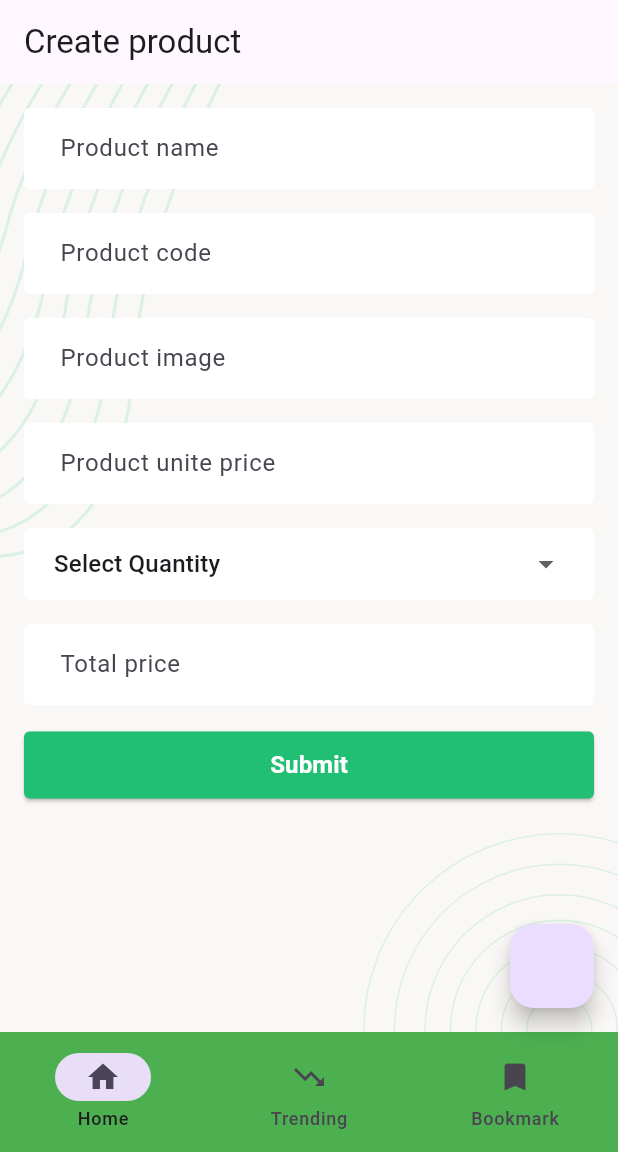
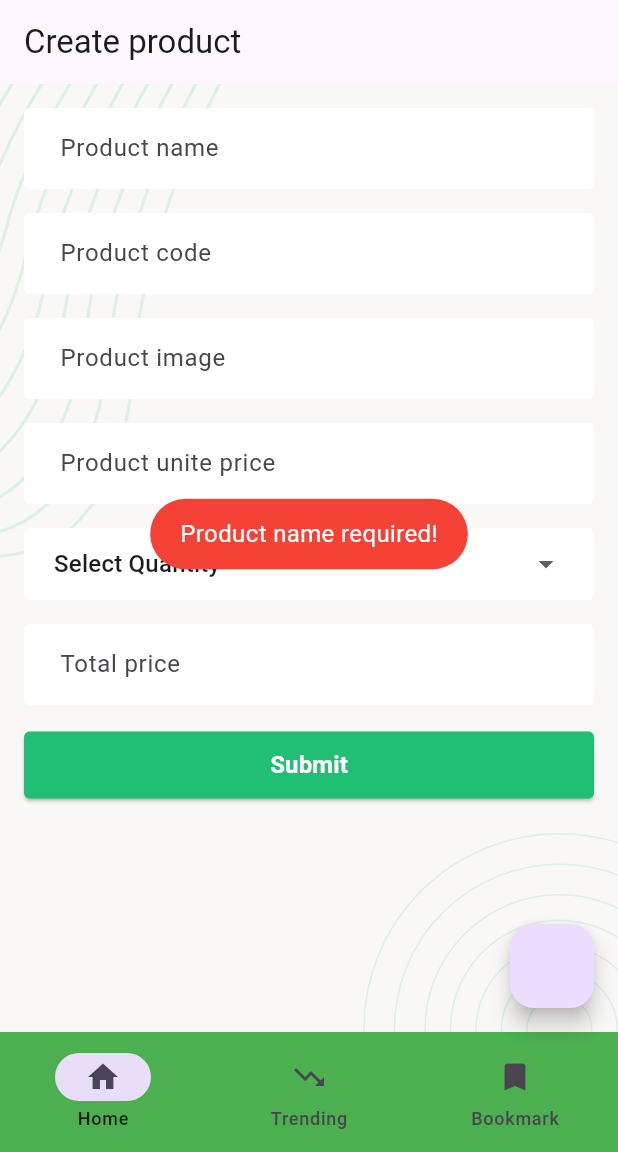
Before and after one commit to Nhrepon/Neural-Quotes-Flutter-App, a Flutter app: the screen it shows after launch, after a tap on "Submit", on a phone screen of 412 x 824 dp, the part 84-1236 px from its top. Run offline on Flutter 3.47's test engine with Material 3 defaults, Android fonts, the phone set to English and light mode, and no system bars; our stand-ins replace flutter_svg, fluttertoast; network calls fail.

```diff
--- a/lib/screen/createScreen.dart
+++ b/lib/screen/createScreen.dart
@@ -1,5 +1,6 @@
 import 'package:flutter/material.dart';
 import 'package:neural_quotes/style/style.dart';
+import 'package:neural_quotes/utility/utility.dart';
 
 class Createscreen extends StatefulWidget {
   static const String name = "create-product";
@@ -14,6 +15,24 @@ class _CreatescreenState extends State<Createscreen> {
     setState(() {
       formValues.update(key, (value)=>val);
     });
+  }
+
+  onSubmit(){
+    if(formValues['ProductName']!.length == 0){
+      ErrorToast("Product name required!");
+    }else if(formValues['img']!.length == 0){
+      ErrorToast("Product image required!");
+    }else if(formValues['ProductCode']!.length == 0){
+      ErrorToast("Product ProductCode required!");
+    }else if(formValues['Qty']!.length == 0){
+      ErrorToast("Product Quantity required!");
+    }else if(formValues['TotalPrice']!.length == 0){
+      ErrorToast("Product TotalPrice required!");
+    }else if(formValues['UnitePrice']!.length == 0){
+      ErrorToast("Product UnitePrice required!");
+    }else{
+
+    }
   }
 
   @override
@@ -51,7 +70,7 @@ class _CreatescreenState extends State<Createscreen> {
                   TextFormField(onChanged: (value){inputOnChange("TotalPrice", value);},decoration: AppInputDecoration("Total price"),),
                   Container(child: ElevatedButton(
                       style: AppButtonStyle(),
-                      onPressed: (){},
+                      onPressed: (){onSubmit();},
                       child: SuccessButtonChild("Submit")
                   ),)
                 ],
--- a/lib/utility/utility.dart
+++ b/lib/utility/utility.dart
@@ -0,0 +1,26 @@
+
+import 'package:flutter/material.dart';
+import 'package:fluttertoast/fluttertoast.dart';
+
+void SuccessToast(message){
+  Fluttertoast.showToast(
+      msg: message,
+      toastLength: Toast.LENGTH_SHORT,
+      gravity: ToastGravity.CENTER,
+      timeInSecForIosWeb: 1,
+      backgroundColor: Colors.red,
+      textColor: Colors.white,
+      fontSize: 16.0
+  );
+}
+void ErrorToast(message){
+  Fluttertoast.showToast(
+      msg: message,
+      toastLength: Toast.LENGTH_SHORT,
+      gravity: ToastGravity.CENTER,
+      timeInSecForIosWeb: 1,
+      backgroundColor: Colors.red,
+      textColor: Colors.white,
+      fontSize: 16.0
+  );
+}
--- a/pubspec.yaml
+++ b/pubspec.yaml
@@ -15,6 +15,7 @@ dependencies:
   cupertino_icons: ^1.0.6
   http: ^1.4.0
   flutter_svg: ^2.1.0
+  fluttertoast: ^8.2.12
 
 dev_dependencies:
   flutter_test:
```
Also changed, not shown: lib/restApi/apiClient.dart (+11 -0 lines), pubspec.lock, 1 other file.
